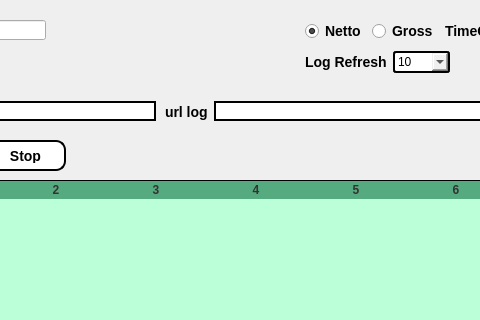
Above: window.ui from biggvladik/GrabberGolf before the change; both pictures show x 325 to 805 and y 0 to 320 of the 1018 by 811 pixel window. Below: the same form after it.
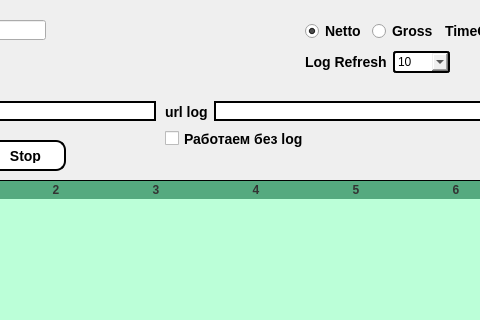
That is the form after the change.

```diff
--- a/window.ui
+++ b/window.ui
@@ -627,7 +627,7 @@
      </item>
     </layout>
    </widget>
-   <widget class="QWidget" name="">
+   <widget class="QWidget" name="layoutWidget">
     <property name="geometry">
      <rect>
       <x>630</x>
@@ -707,6 +707,22 @@
      </item>
     </layout>
    </widget>
+   <widget class="QCheckBox" name="checkBox_2">
+    <property name="geometry">
+     <rect>
+      <x>490</x>
+      <y>130</y>
+      <width>151</width>
+      <height>17</height>
+     </rect>
+    </property>
+    <property name="styleSheet">
+     <string notr="true">font: bold 14px;</string>
+    </property>
+    <property name="text">
+     <string>Работаем без log</string>
+    </property>
+   </widget>
   </widget>
   <widget class="QStatusBar" name="statusbar"/>
  </widget>
```
